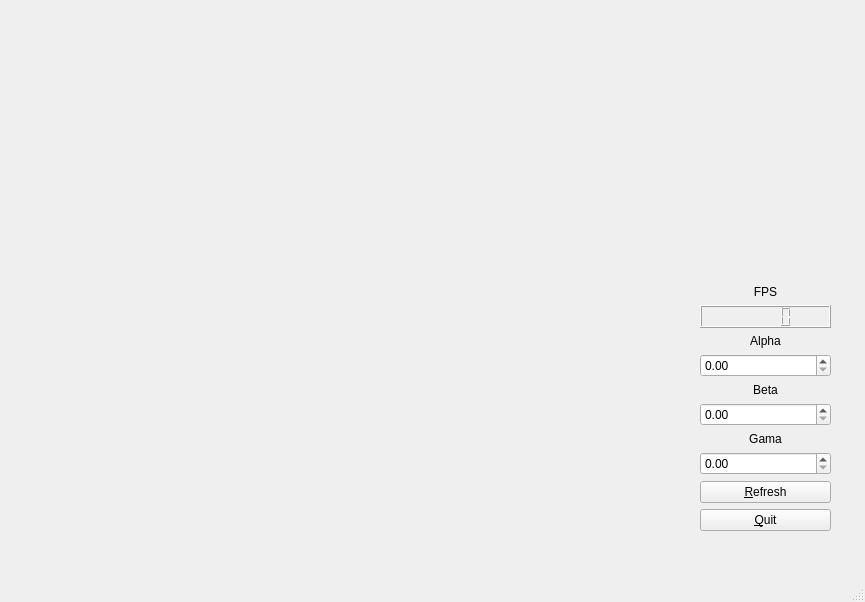
Old version of the form miklos/project_integration_gui/mainwindow.ui in the repository gauravk-in/cuda_lab.
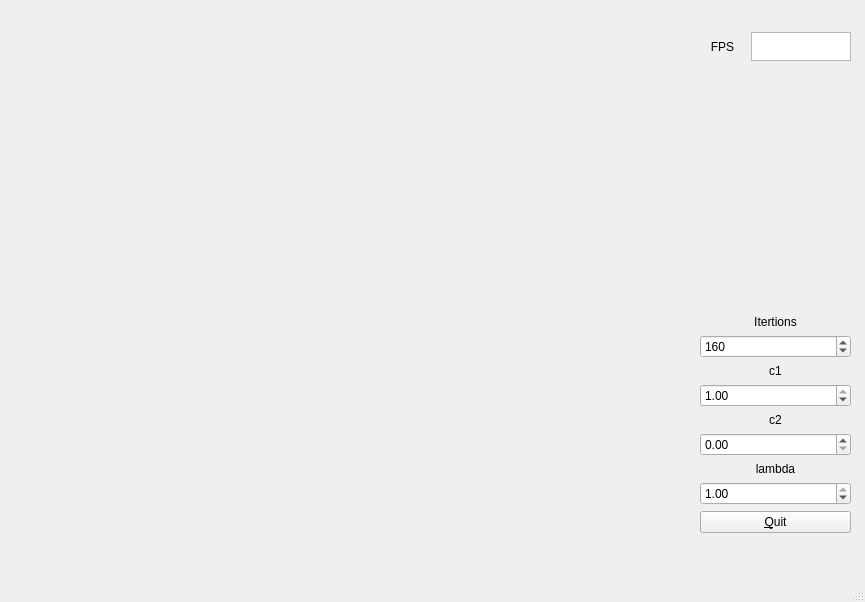
New version of the form. Custom widgets are drawn as their Qt base class.

```diff
--- a/miklos/project_integration_gui/mainwindow.ui
+++ b/miklos/project_integration_gui/mainwindow.ui
@@ -11,7 +11,7 @@
    </rect>
   </property>
   <property name="sizePolicy">
-   <sizepolicy hsizetype="Fixed" vsizetype="Fixed">
+   <sizepolicy hsizetype="Preferred" vsizetype="Preferred">
     <horstretch>0</horstretch>
     <verstretch>0</verstretch>
    </sizepolicy>
@@ -54,16 +54,58 @@
      </size>
     </property>
    </widget>
-   <widget class="QWidget" name="layoutWidget">
+   <widget class="QWidget" name="">
     <property name="geometry">
      <rect>
       <x>700</x>
-      <y>50</y>
-      <width>131</width>
-      <height>481</height>
+      <y>32</y>
+      <width>151</width>
+      <height>501</height>
      </rect>
     </property>
     <layout class="QVBoxLayout" name="verticalLayout">
+     <item>
+      <layout class="QHBoxLayout" name="horizontalLayout">
+       <item>
+        <widget class="QLabel" name="label_4">
+         <property name="maximumSize">
+          <size>
+           <width>50</width>
+           <height>16777215</height>
+          </size>
+         </property>
+         <property name="text">
+          <string>FPS</string>
+         </property>
+         <property name="alignment">
+          <set>Qt::AlignCenter</set>
+         </property>
+        </widget>
+       </item>
+       <item>
+        <widget class="QPlainTextEdit" name="plainTextEdit">
+         <property name="enabled">
+          <bool>true</bool>
+         </property>
+         <property name="sizePolicy">
+          <sizepolicy hsizetype="Fixed" vsizetype="Fixed">
+           <horstretch>0</horstretch>
+           <verstretch>0</verstretch>
+          </sizepolicy>
+         </property>
+         <property name="maximumSize">
+          <size>
+           <width>100</width>
+           <height>29</height>
+          </size>
+         </property>
+         <property name="readOnly">
+          <bool>true</bool>
+         </property>
+        </widget>
+       </item>
+      </layout>
+     </item>
      <item>
       <spacer name="verticalSpacer">
        <property name="orientation">
@@ -78,9 +120,9 @@
       </spacer>
      </item>
      <item>
-      <widget class="QLabel" name="label_4">
+      <widget class="QLabel" name="label_7">
        <property name="text">
-        <string>FPS</string>
+        <string>Itertions</string>
        </property>
        <property name="alignment">
         <set>Qt::AlignCenter</set>
@@ -88,12 +130,65 @@
       </widget>
      </item>
      <item>
-      <widget class="QLCDNumber" name="lcdNumber"/>
+      <widget class="QSpinBox" name="spinBox">
+       <property name="maximum">
+        <number>500</number>
+       </property>
+       <property name="singleStep">
+        <number>5</number>
+       </property>
+       <property name="value">
+        <number>160</number>
+       </property>
+      </widget>
+     </item>
+     <item>
+      <widget class="QLabel" name="label_6">
+       <property name="text">
+        <string>c1</string>
+       </property>
+       <property name="alignment">
+        <set>Qt::AlignCenter</set>
+       </property>
+      </widget>
+     </item>
+     <item>
+      <widget class="QDoubleSpinBox" name="doubleSpinBox_5">
+       <property name="maximum">
+        <double>1.000000000000000</double>
+       </property>
+       <property name="singleStep">
+        <double>0.100000000000000</double>
+       </property>
+       <property name="value">
+        <double>1.000000000000000</double>
+       </property>
+      </widget>
+     </item>
+     <item>
+      <widget class="QLabel" name="label_5">
+       <property name="text">
+        <string>c2</string>
+       </property>
+       <property name="alignment">
+        <set>Qt::AlignCenter</set>
+       </property>
+      </widget>
+     </item>
+     <item>
+      <widget class="QDoubleSpinBox" name="doubleSpinBox_4">
+       <property name="maximum">
+        <double>1.000000000000000</double>
+       </property>
+       <property name="singleStep">
+        <double>0.100000000000000</double>
+       </property>
+      </widget>
      </item>
      <item>
       <widget class="QLabel" name="label_3">
        <property name="text">
-        <string>Alpha</string>
+        <string>lambda</string>
        </property>
        <property name="alignment">
         <set>Qt::AlignCenter</set>
@@ -101,38 +196,15 @@
       </widget>
      </item>
      <item>
-      <widget class="QDoubleSpinBox" name="doubleSpinBox_3"/>
-     </item>
-     <item>
-      <widget class="QLabel" name="label_2">
-       <property name="text">
-        <string>Beta</string>
+      <widget class="QDoubleSpinBox" name="doubleSpinBox_3">
+       <property name="maximum">
+        <double>1.000000000000000</double>
        </property>
-       <property name="alignment">
-        <set>Qt::AlignCenter</set>
+       <property name="singleStep">
+        <double>0.100000000000000</double>
        </property>
-      </widget>
-     </item>
-     <item>
-      <widget class="QDoubleSpinBox" name="doubleSpinBox_2"/>
-     </item>
-     <item>
-      <widget class="QLabel" name="label">
-       <property name="text">
-        <string>Gama</string>
-       </property>
-       <property name="alignment">
-        <set>Qt::AlignCenter</set>
-       </property>
-      </widget>
-     </item>
-     <item>
-      <widget class="QDoubleSpinBox" name="doubleSpinBox"/>
-     </item>
-     <item>
-      <widget class="QPushButton" name="pushButton_2">
-       <property name="text">
-        <string>&amp;Refresh</string>
+       <property name="value">
+        <double>1.000000000000000</double>
        </property>
       </widget>
      </item>
```
Left out of the diff: 17 changed lines with no effect on the pictures.
